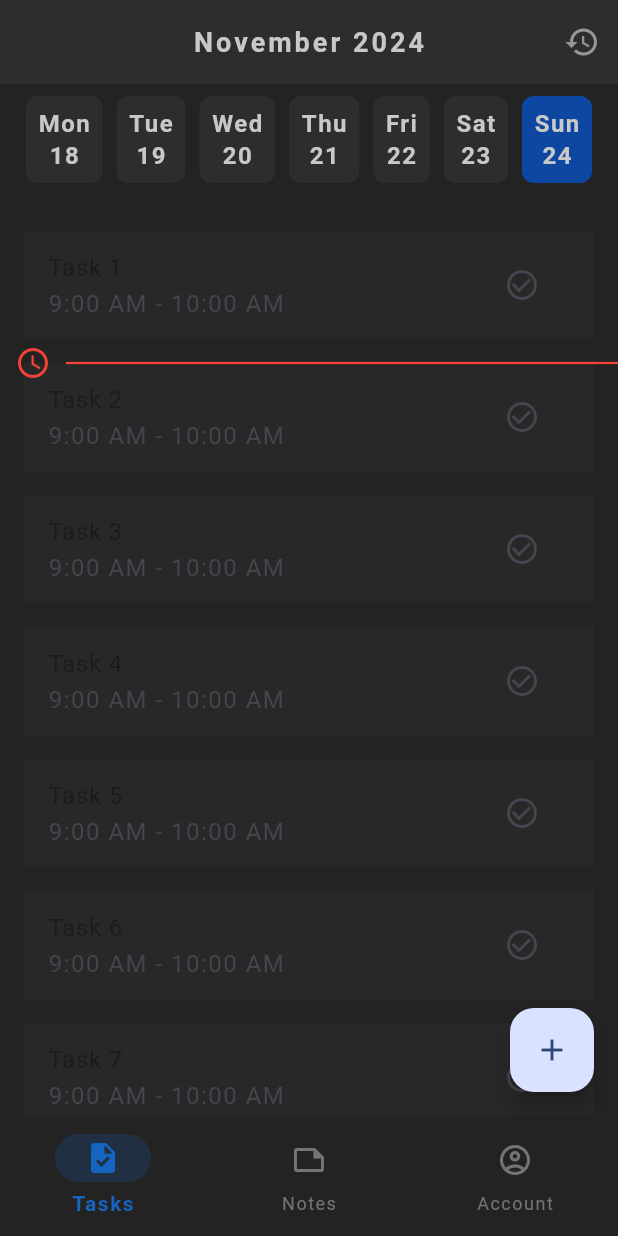
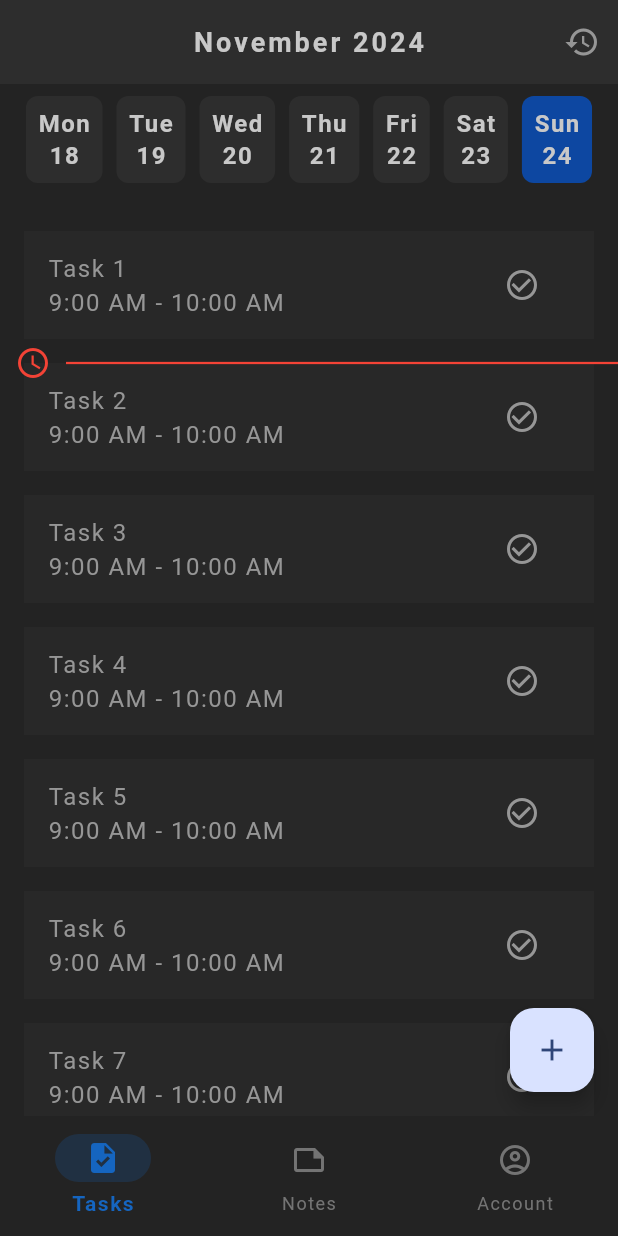
Before and after one commit to yuherlim/timetailor, a Flutter app: the screen it shows after launch, on a phone screen of 412 x 824 dp. Run offline on Flutter 3.47's test engine with Material 3 defaults, Android fonts, the phone set to English and light mode, and no system bars; our stand-ins replace cloud_firestore, firebase_core, flutter_riverpod, go_router, google_fonts; accounts and stored records are empty; Roboto replaces fonts that are missing (Kanit).

Commit message:
minor changes to text

```diff
--- a/lib/screens/task_management/task_management_screen.dart
+++ b/lib/screens/task_management/task_management_screen.dart
@@ -140,10 +140,10 @@ class _TaskManagementScreenState extends ConsumerState<TaskManagementScreen> {
                     return Card(
                       margin: const EdgeInsets.symmetric(vertical: 8),
                       child: ListTile(
-                        title: Text("Task ${index + 1}"),
-                        subtitle: Text("9:00 AM - 10:00 AM"),
+                        title: StyledText("Task ${index + 1}"),
+                        subtitle: const StyledText("9:00 AM - 10:00 AM"),
                         trailing: IconButton(
-                          icon: const Icon(Icons.check_circle_outline),
+                          icon: Icon(Icons.check_circle_outline, color: AppColors.textColor,),
                           onPressed: () {
                             // Mark task as completed
                           },
```
